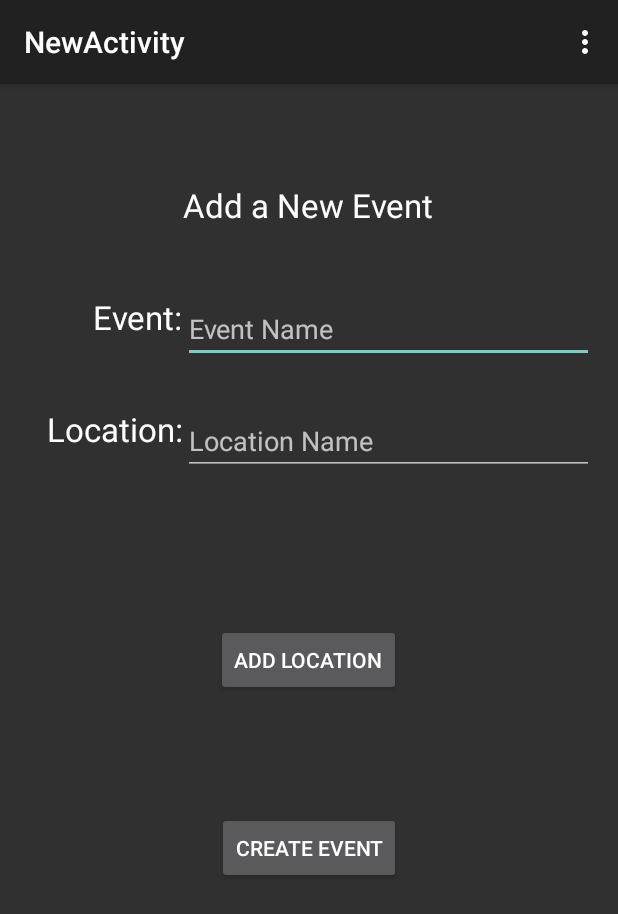
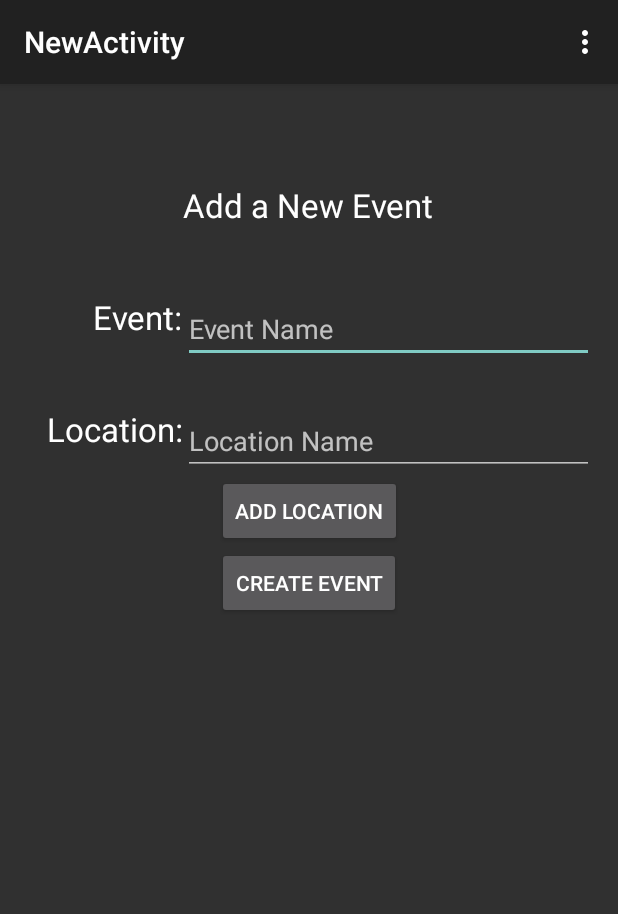
Before and after one commit to DavidPagels/HCIPrototype, an Android app: the NewActivity screen opened directly, with no data from a screen before it, on a phone screen of 412 x 824 dp. Shown: the top 914 px of the screen. Run offline under Robolectric (Android 15) with nearby library versions, the phone set to English and light mode, and no system bars.

Commit message:
Refactored code, forced autocompletetextview to be single line (but focus won't advance)

```diff
--- a/app/src/main/java/com/example/david/hciprototype/MainActivity.java
+++ b/app/src/main/java/com/example/david/hciprototype/MainActivity.java
@@ -17,8 +17,8 @@ public class MainActivity extends ActionBarActivity {
     protected void onCreate(Bundle savedInstanceState) {
         super.onCreate(savedInstanceState);
         setContentView(R.layout.activity_main);
+
         Button submitButton = (Button) findViewById(R.id.newLoc);
-        //final LocationHash locations = new LocationHash();
         submitButton.setOnClickListener(new View.OnClickListener() {
             @Override
             public void onClick(View v) {
@@ -32,7 +32,6 @@ public class MainActivity extends ActionBarActivity {
             @Override
             public void onClick(View v) {
                 Intent myIntent = new Intent(MainActivity.this, NewActivity.class);
-                //myIntent.putExtra("Locations", locations);
                 startActivity(myIntent);
             }
         });
@@ -48,9 +47,6 @@ public class MainActivity extends ActionBarActivity {
 
     @Override
     public boolean onOptionsItemSelected(MenuItem item) {
-        // Handle action bar item clicks here. The action bar will
-        // automatically handle clicks on the Home/Up button, so long
-        // as you specify a parent activity in AndroidManifest.xml.
         int id = item.getItemId();
 
         //noinspection SimplifiableIfStatement
--- a/app/src/main/java/com/example/david/hciprototype/NewActivity.java
+++ b/app/src/main/java/com/example/david/hciprototype/NewActivity.java
@@ -25,10 +25,12 @@ import java.util.Calendar;
 public class NewActivity extends ActionBarActivity {
     AutoCompleteTextView aCTV = null;
     EventHash.LocationHash locations;
+    EventHash eventHash = null;
 
     protected void onCreate(Bundle savedInstanceState) {
         super.onCreate(savedInstanceState);
         setContentView(R.layout.activity_new);
+        eventHash = ((EventHash) getApplication());
         final TextView eventTitle = (TextView) findViewById(R.id.eventTitle);
         aCTV = (AutoCompleteTextView) findViewById(R.id.locMenu);
 
@@ -37,24 +39,14 @@ public class NewActivity extends ActionBarActivity {
         createEvent.setOnClickListener(new View.OnClickListener() {
             public void onClick(View v) {
                 // If the event name is taken
-                if (!((EventHash) getApplication()).events.containsKey(eventTitle.getText())) {
+                if (!eventHash.events.containsKey(eventTitle.getText())) {
+
                     // Add the event info
                     String eventName = eventTitle.getText().toString();
                     Calendar timeOfEvent = null;
                     String eventLocation = aCTV.getText().toString();
-                    ((EventHash) getApplication()).addEvent(eventName, timeOfEvent, eventLocation);
+                    eventHash.addEvent(eventName, timeOfEvent, eventLocation);
 
-                    // code to test distance to event function
-                   /* AlertDialog alertDialog = new AlertDialog.Builder(NewActivity.this).create();
-                    alertDialog.setTitle("Alert");
-                    alertDialog.setMessage(((EventHash)getApplication()).distanceToEvent(eventName));
-                    alertDialog.setButton(AlertDialog.BUTTON_NEUTRAL, "OK",
-                            new DialogInterface.OnClickListener() {
-                                public void onClick(DialogInterface dialog, int which) {
-                                    dialog.dismiss();
-                                }
-                            });
-                    alertDialog.show();*/
                     finish();
                 }
             }
@@ -73,8 +65,8 @@ public class NewActivity extends ActionBarActivity {
         setAutoComplete();
     }
 
+    // Repopulating auto complete when done adding new location
     protected void onActivityResult(int a, int b, Intent intent) {
-        System.out.println("inside activity result");
         setAutoComplete();
     }
 
@@ -87,9 +79,6 @@ public class NewActivity extends ActionBarActivity {
 
     @Override
     public boolean onOptionsItemSelected(MenuItem item) {
-        // Handle action bar item clicks here. The action bar will
-        // automatically handle clicks on the Home/Up button, so long
-        // as you specify a parent activity in AndroidManifest.xml.
         int id = item.getItemId();
 
         //noinspection SimplifiableIfStatement
@@ -101,9 +90,9 @@ public class NewActivity extends ActionBarActivity {
     }
 
 
+    // Method to populate autocomplete list
     private void setAutoComplete() {
-
-        locations = ((EventHash) getApplication()).locations;
+        locations = eventHash.locations;
         ArrayList<String> allLocations = locations.getAllLocations();
         // Create an ArrayAdapter using the string array and a default spinner layout
         ArrayAdapter<String> adapter = new ArrayAdapter<String>(this, android.R.layout.simple_spinner_item, allLocations);
--- a/app/src/main/res/layout/activity_new.xml
+++ b/app/src/main/res/layout/activity_new.xml
@@ -44,11 +44,13 @@
         android:layout_height="wrap_content"
         android:id="@+id/locMenu"
         android:hint="Location Name"
+        android:singleLine="true"
         android:layout_alignTop="@+id/locLabel"
         android:layout_alignLeft="@+id/eventTitle"
         android:layout_alignStart="@+id/eventTitle"
         android:layout_alignRight="@+id/eventTitle"
         android:layout_alignEnd="@+id/eventTitle" />
+
     <TextView
         android:id="@+id/locLabel"
         android:layout_width="wrap_content"
@@ -66,7 +68,6 @@
         android:layout_height="wrap_content"
         android:text="Create Event"
         android:id="@+id/createEvent"
-        android:layout_marginTop="77dp"
         android:layout_below="@+id/addLocation"
         android:layout_centerHorizontal="true" />
 
@@ -76,8 +77,9 @@
         android:layout_height="wrap_content"
         android:text="Add Location"
         android:id="@+id/addLocation"
-        android:layout_centerVertical="true"
-        android:layout_centerHorizontal="true" />
+        android:layout_below="@+id/locMenu"
+        android:layout_alignLeft="@+id/createEvent"
+        android:layout_alignStart="@+id/createEvent" />
 
 
 </RelativeLayout>
```
Also changed, not shown: app/src/main/java/com/example/david/hciprototype/SetLocation.java (+4 -6 lines).
